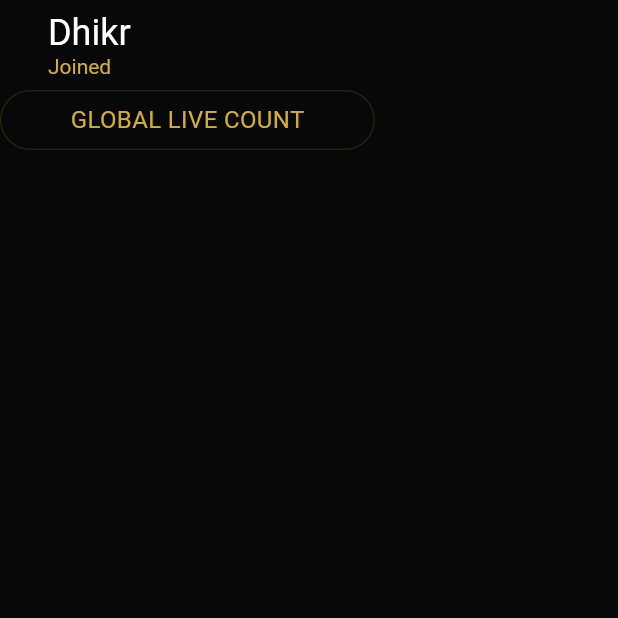
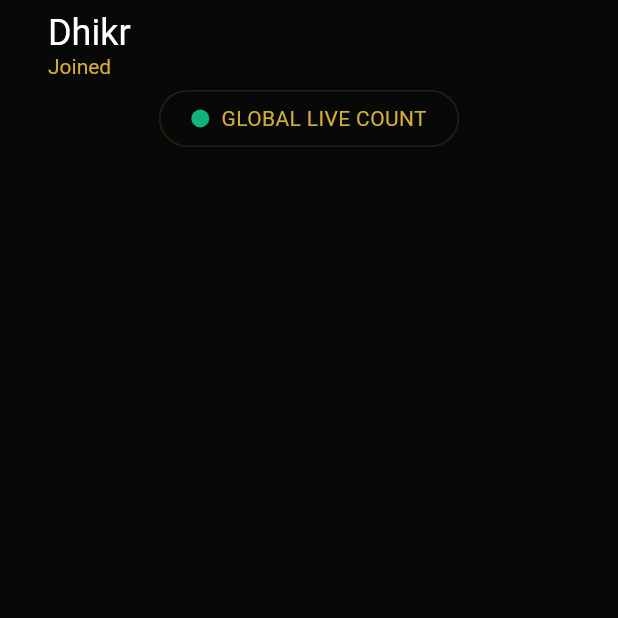
Before and after one commit to rakibk55w/dhikr_sample, a Flutter app: the screen it shows after launch, on a phone screen of 412 x 824 dp, the top half of it. Run offline on Flutter 3.47's test engine with Material 3 defaults, Android fonts, the phone set to English and light mode, and no system bars.

Commit message:
Live count implemented. Online indicator added. Refactored code.

```diff
--- a/lib/core/theme/colors.dart
+++ b/lib/core/theme/colors.dart
@@ -15,4 +15,5 @@ class AppColors {
   static const Color darkTextSecondary = Color(0xFFD2AF32); // gold text
   static const Color darkTextTertiary = Color(0xFF575757); // grey text
   static const Color darkContainerBorder = Color(0xFF26210E); // counter circle border
+  static const Color onlineColor = Color(0xFF0FB47D); // online dot color
 }
--- /dev/null
+++ b/lib/core/widgets/online_indicator.dart
@@ -0,0 +1,20 @@
+import 'package:dhikr_sample/core/theme/colors.dart';
+import 'package:flutter/material.dart';
+
+class OnlineIndicator extends StatelessWidget {
+  const OnlineIndicator({
+    super.key,
+  });
+
+  @override
+  Widget build(BuildContext context) {
+    return Container(
+      width: 12,
+      height: 12,
+      decoration: BoxDecoration(
+        borderRadius: BorderRadius.circular(12),
+        color: AppColors.onlineColor,
+      ),
+    );
+  }
+}
--- a/lib/features/home/presentation/screens/home_screen.dart
+++ b/lib/features/home/presentation/screens/home_screen.dart
@@ -1,5 +1,6 @@
 import 'package:dhikr_sample/core/theme/colors.dart';
 import 'package:dhikr_sample/core/widgets/appbar.dart';
+import 'package:dhikr_sample/features/home/presentation/widgets/global_count_box.dart';
 import 'package:flutter/material.dart';
 
 class HomeScreen extends StatelessWidget {
@@ -10,25 +11,7 @@ class HomeScreen extends StatelessWidget {
     return Scaffold(
       appBar: GenericAppbar(),
       body: Column(
-        children: [
-          Container(
-            width: 250,
-            height: 40,
-            decoration: BoxDecoration(
-              border: Border.all(color: AppColors.darkContainerBorder),
-              borderRadius: BorderRadius.circular(20),
-            ),
-            child: Center(
-              child: Text(
-                'GLOBAL LIVE COUNT',
-                style: TextStyle(
-                  fontSize: 16,
-                  color: AppColors.darkTextSecondary,
-                ),
-              ),
-            ),
-          ),
-        ],
+        children: [GlobalCountBox()],
       ),
     );
   }
--- /dev/null
+++ b/lib/features/home/presentation/widgets/global_count_box.dart
@@ -0,0 +1,35 @@
+import 'package:dhikr_sample/core/theme/colors.dart';
+import 'package:dhikr_sample/core/widgets/online_indicator.dart';
+import 'package:flutter/material.dart';
+
+class GlobalCountBox extends StatelessWidget {
+  const GlobalCountBox({super.key});
+
+  @override
+  Widget build(BuildContext context) {
+    return Center(
+      child: Container(
+        width: 200,
+        padding: const EdgeInsets.symmetric(horizontal: 16, vertical: 8),
+        decoration: BoxDecoration(
+          border: Border.all(color: AppColors.darkContainerBorder),
+          borderRadius: BorderRadius.circular(20),
+        ),
+        child: const Row(
+          mainAxisAlignment: MainAxisAlignment.center,
+          children: [
+            OnlineIndicator(),
+            SizedBox(width: 8),
+            Text(
+              'GLOBAL LIVE COUNT',
+              style: TextStyle(
+                fontSize: 14,
+                color: AppColors.darkTextSecondary,
+              ),
+            ),
+          ],
+        ),
+      ),
+    );
+  }
+}
```
